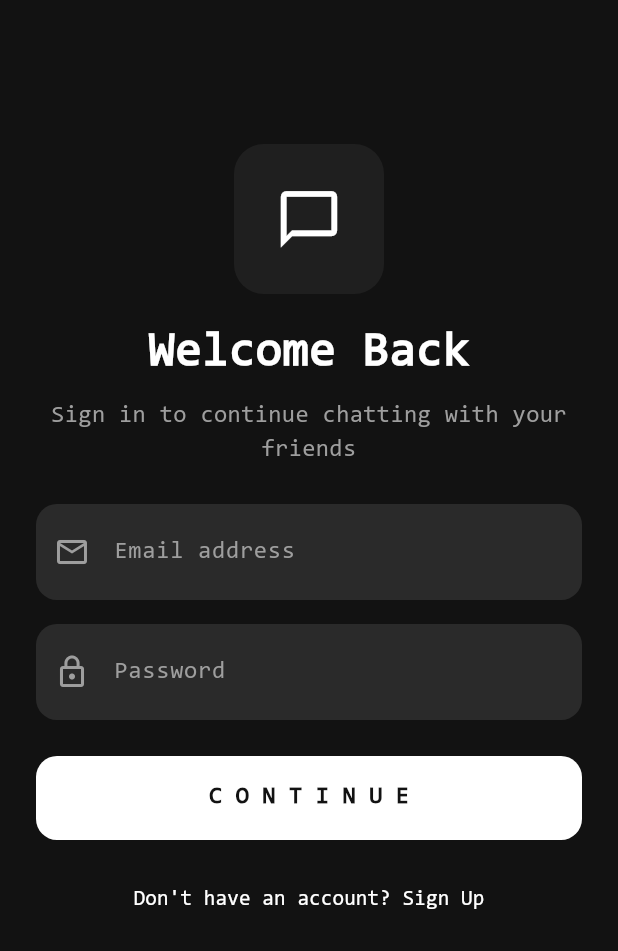
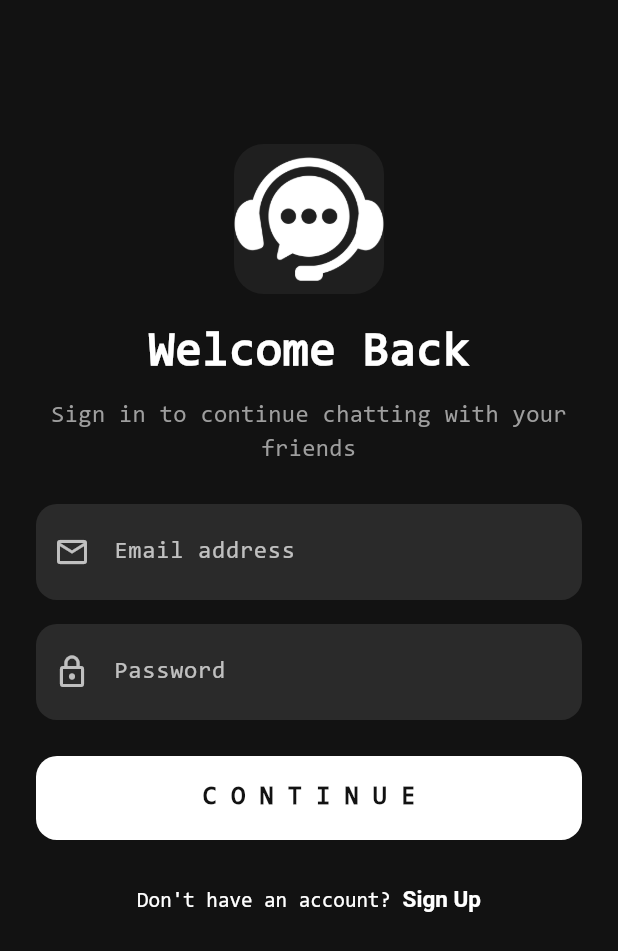
Before and after one commit to muzzammil763/Chatter, a Flutter app: the screen it shows after launch, after a tap on "Already have an account? Sign In", on a phone screen of 412 x 824 dp. Shown: the top 951 px of the screen. Run offline on Flutter 3.47's test engine with Material 3 defaults, Android fonts, the phone set to English and light mode, and no system bars; our stand-ins replace dio, firebase_analytics, firebase_auth, firebase_core, firebase_database, firebase_messaging and 5 more; missing offline and left inert: random_avatar; accounts and stored records are empty.

Commit message:
added app icon on auth screens and also added passwird hide unhide funtionality

```diff
--- a/lib/Core/Utils/Navigation/custom_page_route.dart
+++ b/lib/Core/Utils/Navigation/custom_page_route.dart
@@ -33,6 +33,6 @@ class CustomPageRoute<T> extends PageRouteBuilder<T> {
               ),
             );
           },
-          transitionDuration: const Duration(milliseconds: 300),
+          transitionDuration: const Duration(milliseconds: 200),
         );
 }
--- a/lib/Screens/Auth/login_screen.dart
+++ b/lib/Screens/Auth/login_screen.dart
@@ -63,11 +63,7 @@ class LoginScreenState extends State<LoginScreen>
                       color: const Color(0xFF1F1F1F),
                       borderRadius: BorderRadius.circular(20),
                     ),
-                    child: const Icon(
-                      Icons.chat_bubble_outline,
-                      color: Colors.white,
-                      size: 45,
-                    ),
+                    child: Image.asset('assets/logo.png'),
                   ),
                   const SizedBox(height: 16),
                   const Text(
@@ -130,12 +126,24 @@ class LoginScreenState extends State<LoginScreen>
                         ),
                       );
                     },
-                    child: const Text(
-                      'Don\'t have an account? Sign Up',
-                      style: TextStyle(
-                        fontFamily: 'Consola',
-                        color: Colors.white,
-                        fontSize: 14,
+                    child: RichText(
+                      text: const TextSpan(
+                        text: 'Don\'t have an account? ',
+                        style: TextStyle(
+                          fontFamily: 'Consola',
+                          color: Colors.white,
+                          fontSize: 14,
+                          fontWeight: FontWeight.normal,
+                        ),
+                        children: [
+                          TextSpan(
+                            text: 'Sign Up',
+                            style: TextStyle(
+                              fontSize: 15,
+                              fontWeight: FontWeight.bold,
+                            ),
+                          ),
+                        ],
                       ),
                     ),
                   ),
@@ -176,12 +184,12 @@ class LoginScreenState extends State<LoginScreen>
           border: InputBorder.none,
           hintText: label,
           hintStyle: const TextStyle(
-            color: Colors.grey,
+            color: Colors.white70,
             fontFamily: "Consola",
           ),
           prefixIcon: Icon(
             icon,
-            color: Colors.grey,
+            color: Colors.white70,
           ),
         ),
       ),
@@ -216,8 +224,8 @@ class LoginScreenState extends State<LoginScreen>
                   'C O N T I N U E',
                   style: TextStyle(
                     fontFamily: 'Consola',
-                    fontSize: 16,
-                    fontWeight: FontWeight.bold,
+                    fontSize: 17,
+                    fontWeight: FontWeight.w900,
                     color: Color(0xFF121212),
                   ),
                 ),
--- a/lib/Screens/Auth/signup_screen.dart
+++ b/lib/Screens/Auth/signup_screen.dart
@@ -21,6 +21,7 @@ class SignUpScreenState extends State<SignUpScreen>
   late AnimationController _animationController;
   late Animation<double> _fadeAnimation;
   late Animation<double> _nameFieldAnimation;
+  bool _isPasswordVisible = false;
 
   @override
   void initState() {
@@ -72,11 +73,7 @@ class SignUpScreenState extends State<SignUpScreen>
                       color: const Color(0xFF1F1F1F),
                       borderRadius: BorderRadius.circular(20),
                     ),
-                    child: const Icon(
-                      Icons.chat_bubble_outline,
-                      color: Colors.white,
-                      size: 45,
-                    ),
+                    child: Image.asset('assets/logo.png'),
                   ),
                   const SizedBox(height: 16),
                   const Text(
@@ -95,7 +92,7 @@ class SignUpScreenState extends State<SignUpScreen>
                     style: TextStyle(
                       fontFamily: "Consola",
                       fontSize: 16,
-                      color: Colors.grey,
+                      color: Colors.white70,
                     ),
                   ),
                   const SizedBox(height: 24),
@@ -154,12 +151,24 @@ class SignUpScreenState extends State<SignUpScreen>
                         ),
                       );
                     },
-                    child: const Text(
-                      'Already have an account? Sign In',
-                      style: TextStyle(
-                        fontFamily: 'Consola',
-                        color: Colors.white,
-                        fontSize: 14,
+                    child: RichText(
+                      text: const TextSpan(
+                        text: 'Already have an account? ',
+                        style: TextStyle(
+                          fontFamily: 'Consola',
+                          color: Colors.white,
+                          fontSize: 14,
+                          fontWeight: FontWeight.normal,
+                        ),
+                        children: [
+                          TextSpan(
+                            text: 'Sign In',
+                            style: TextStyle(
+                              fontSize: 15,
+                              fontWeight: FontWeight.bold,
+                            ),
+                          ),
+                        ],
                       ),
                     ),
                   ),
@@ -188,7 +197,7 @@ class SignUpScreenState extends State<SignUpScreen>
         cursorColor: Colors.white,
         cursorHeight: 24,
         controller: controller,
-        obscureText: isPassword,
+        obscureText: isPassword ? !_isPasswordVisible : false,
         keyboardType: keyboardType,
         style: const TextStyle(
           fontSize: 16,
@@ -200,13 +209,28 @@ class SignUpScreenState extends State<SignUpScreen>
           border: InputBorder.none,
           hintText: label,
           hintStyle: const TextStyle(
-            color: Colors.grey,
+            color: Colors.white70,
             fontFamily: "Consola",
           ),
           prefixIcon: Icon(
             icon,
-            color: Colors.grey,
+            color: Colors.white70,
           ),
+          suffixIcon: isPassword
+              ? IconButton(
+                  icon: Icon(
+                    _isPasswordVisible
+                        ? Icons.visibility_off_outlined
+                        : Icons.visibility_outlined,
+                    color: Colors.white70,
+                  ),
+                  onPressed: () {
+                    setState(() {
+                      _isPasswordVisible = !_isPasswordVisible;
+                    });
+                  },
+                )
+              : null,
         ),
       ),
     );
@@ -240,8 +264,8 @@ class SignUpScreenState extends State<SignUpScreen>
                   'C O N T I N U E',
                   style: TextStyle(
                     fontFamily: 'Consola',
-                    fontSize: 16,
-                    fontWeight: FontWeight.bold,
+                    fontSize: 17,
+                    fontWeight: FontWeight.w900,
                     color: Color(0xFF121212),
                   ),
                 ),
```
